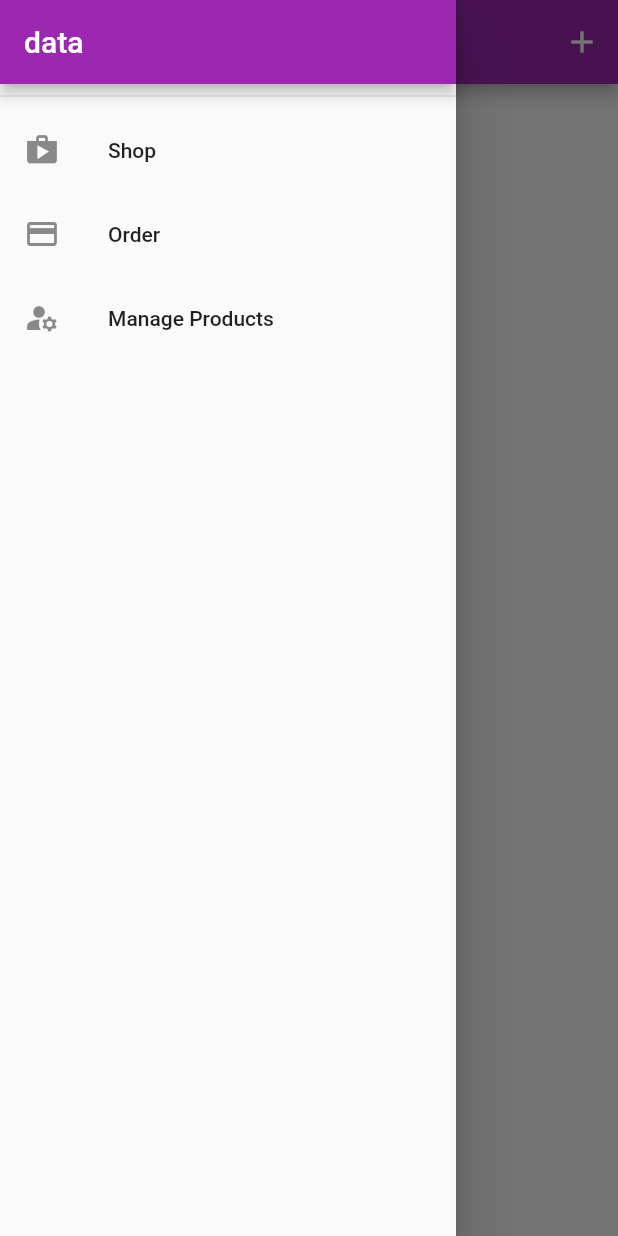
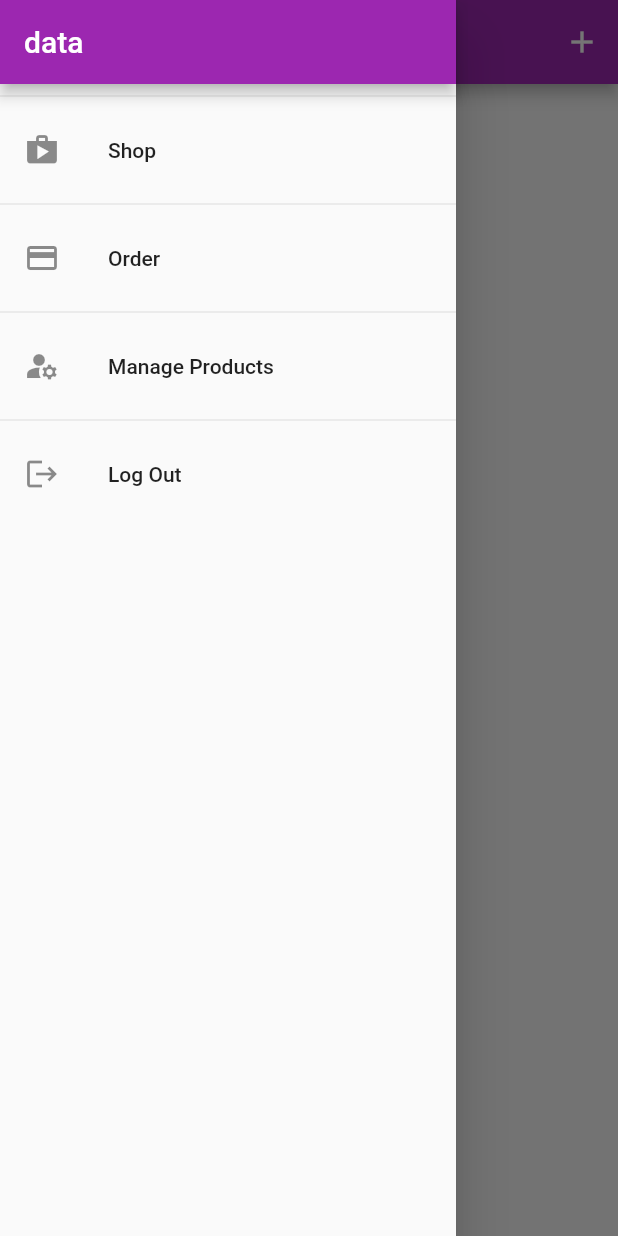
Before and after one commit to RidhamK/ShopApp, a Flutter app: the UserProduct screen opened by its route, with the side drawer open, on a phone screen of 412 x 824 dp. Run offline on Flutter 3.47's test engine with Material 2 defaults, Android fonts, the phone set to English and light mode, and no system bars; network calls fail.

Commit message:
null error on products provider

```diff
--- a/lib/main.dart
+++ b/lib/main.dart
@@ -40,9 +40,10 @@ class MyApp extends StatelessWidget {
           create: (ctx) => Cart(),
         ),
         ChangeNotifierProxyProvider<Auth, Order>(
-          create: (ctx) => Order(null, []),
+          create: (ctx) => Order(null, null, []),
           update: (ctx, auth, previousOrder) => Order(
             auth.token,
+            auth.userId,
             previousOrder == null ? [] : previousOrder.orders,
           ),
         ),
@@ -57,7 +58,7 @@ class MyApp extends StatelessWidget {
           // home: const ProductOverview(),
           home: auth.isAuth ? ProductOverview() : AuthScreen(),
           routes: {
-            ProductDetailScreen.routeName: (ctx) => ProductDetailScreen(),
+            ProductDetailScreen.routeName: (ctx) => const ProductDetailScreen(),
             CartScreen.routeName: (ctx) => const CartScreen(),
             OrderScreen.routeName: (ctx) => const OrderScreen(),
             UserProduct.routeName: (ctx) => const UserProduct(),
--- a/lib/provider/order.dart
+++ b/lib/provider/order.dart
@@ -22,7 +22,8 @@ class OrderItem {
 class Order with ChangeNotifier {
   List<OrderItem> _orders = [];
   String? token;
-  Order(this.token, this._orders);
+  String? userId;
+  Order(this.token, this.userId, this._orders);
 
   List<OrderItem> get orders {
     return [..._orders];
@@ -32,7 +33,7 @@ class Order with ChangeNotifier {
     // final url = 'https://flutter-update.firebaseio.com/orders.json?auth=$authToken';
     try {
       final url = Uri.parse(
-          "https://shop-app-cee2b-default-rtdb.firebaseio.com/orders.json?auth=$token");
+          "https://shop-app-cee2b-default-rtdb.firebaseio.com/orders/$userId.json?auth=$token");
       final tTime = DateTime.now();
       final response = await http.post(url,
           body: json.encode({
@@ -65,7 +66,7 @@ class Order with ChangeNotifier {
   Future<void> fetchAndSet() async {
     // try {
     final url = Uri.parse(
-        "https://shop-app-cee2b-default-rtdb.firebaseio.com/orders.json?auth=$token");
+        "https://shop-app-cee2b-default-rtdb.firebaseio.com/orders/$userId.json?auth=$token");
     final response = await http.get(url);
     // print(json.decode(response.body));
     final List<OrderItem> loadedOrder = [];
--- a/lib/screens/product_screen_overview.dart
+++ b/lib/screens/product_screen_overview.dart
@@ -31,7 +31,7 @@ class _ProductOverviewState extends State<ProductOverview> {
       setState(() {
         _isloading = true;
       });
-      Provider.of<Products>(context).fetchData().then((_) {
+      Provider.of<Products>(context).fetchData(false).then((_) {
         setState(() {
           _isloading = false;
         });
--- a/lib/screens/user_product_screen.dart
+++ b/lib/screens/user_product_screen.dart
@@ -1,3 +1,5 @@
+import 'dart:async';
+
 import 'package:flutter/material.dart';
 import 'package:provider/provider.dart';
 
@@ -12,7 +14,7 @@ class UserProduct extends StatelessWidget {
   static const routeName = 'user-Product';
   Future<void> _refresh(BuildContext context) async {
     try {
-      Provider.of<Products>(context, listen: false).fetchData();
+      Provider.of<Products>(context, listen: false).fetchData(true);
     } catch (e) {
       print('e');
     }
@@ -38,9 +40,8 @@ class UserProduct extends StatelessWidget {
         future: _refresh(context),
         builder: (context, snapshot) =>
             snapshot.connectionState == ConnectionState.waiting
-                // ignore: prefer_const_constructors
-                ? Center(
-                    child: const CircularProgressIndicator(),
+                ? const Center(
+                    child: CircularProgressIndicator(),
                   )
                 : RefreshIndicator(
                     onRefresh: () => _refresh(context),
--- a/lib/widgets/app_drawer.dart
+++ b/lib/widgets/app_drawer.dart
@@ -1,4 +1,6 @@
 import 'package:flutter/material.dart';
+import 'package:provider/provider.dart';
+import 'package:shopapp/provider/auth.dart';
 import 'package:shopapp/screens/order_screen.dart';
 import 'package:shopapp/screens/user_product_screen.dart';
 
@@ -22,6 +24,7 @@ class AppDrawer extends StatelessWidget {
               Navigator.of(context).pushReplacementNamed('/');
             },
           ),
+          const Divider(),
           ListTile(
             leading: const Icon(Icons.payment),
             title: const Text('Order'),
@@ -29,6 +32,7 @@ class AppDrawer extends StatelessWidget {
               Navigator.of(context).pushReplacementNamed(OrderScreen.routeName);
             },
           ),
+          const Divider(),
           ListTile(
             leading: const Icon(Icons.manage_accounts),
             title: const Text('Manage Products'),
@@ -36,6 +40,15 @@ class AppDrawer extends StatelessWidget {
               Navigator.of(context).pushReplacementNamed(UserProduct.routeName);
             },
           ),
+          const Divider(),
+          ListTile(
+            leading: const Icon(Icons.logout),
+            title: const Text('Log Out'),
+            onTap: () {
+              Navigator.of(context).pop();
+              Provider.of<Auth>(context, listen: false).logout();
+            },
+          ),
         ],
       ),
     );
```
Also changed, not shown: lib/provider/auth.dart (+9 -2 lines), lib/provider/products.dart (+68 -35 lines).
